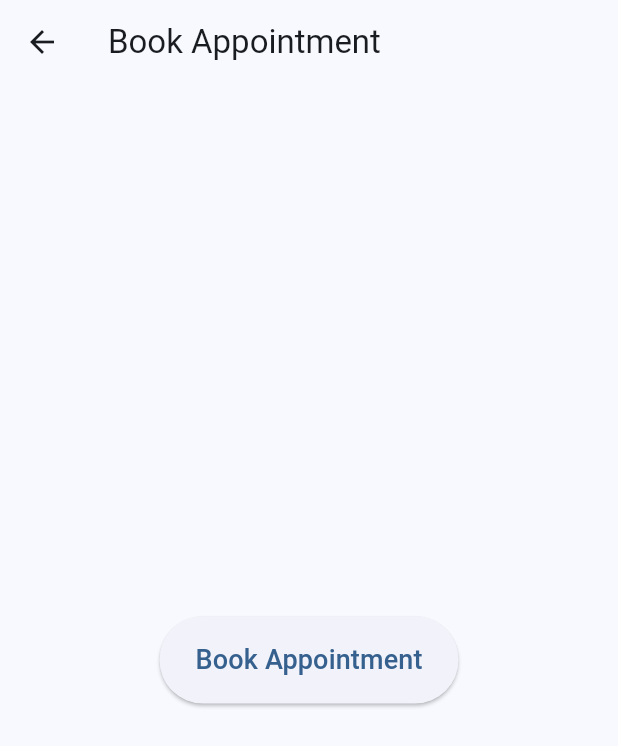
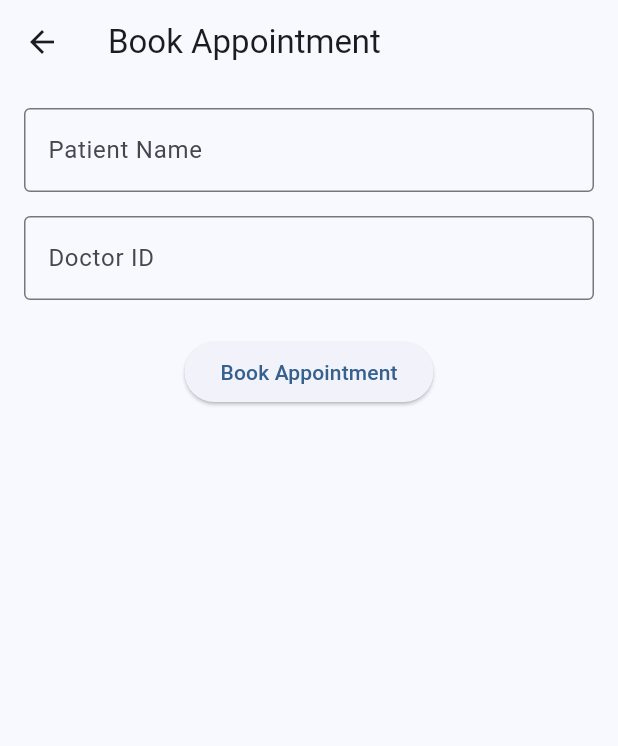
Before and after one commit to ladkemonika/telemedicine_kiosk, a Flutter app: the HomeScreen screen opened directly, after a tap on "Book Appointment", on a phone screen of 412 x 824 dp. Shown: the top 746 px of the screen. Run offline on Flutter 3.47's test engine with Material 3 defaults, Android fonts, the phone set to English and light mode, and no system bars; our stand-ins replace firebase_core, firebase_database; accounts and stored records are empty.

Commit message:
commit 3

```diff
--- a/lib/screens/book_appointment_screen.dart
+++ b/lib/screens/book_appointment_screen.dart
@@ -2,14 +2,7 @@ import 'package:flutter/material.dart';
 import 'package:firebase_database/firebase_database.dart';
 
 class BookAppointmentScreen extends StatefulWidget {
-  final String patientName;
-  final String doctorId;
-
-  const BookAppointmentScreen({
-    super.key,
-    required this.patientName,
-    required this.doctorId,
-  });
+  const BookAppointmentScreen({super.key, required String patientName, required String doctorId});
 
   @override
   State<BookAppointmentScreen> createState() => _BookAppointmentScreenState();
@@ -19,31 +12,39 @@ class _BookAppointmentScreenState extends State<BookAppointmentScreen> {
   late DatabaseReference database;
   bool _isLoading = false;
 
+  final TextEditingController _patientController = TextEditingController();
+  final TextEditingController _doctorController = TextEditingController();
+
   @override
   void initState() {
     super.initState();
     database = FirebaseDatabase.instance.ref();
   }
 
-  /// Book appointment and update doctor status to online
   Future<void> bookAppointment() async {
+    if (_patientController.text.isEmpty || _doctorController.text.isEmpty) {
+      ScaffoldMessenger.of(context).showSnackBar(
+        const SnackBar(content: Text("Please enter patient name and doctor ID")),
+      );
+      return;
+    }
+
     setState(() => _isLoading = true);
 
     try {
-      // Save appointment
       await database.child('appointments').push().set({
-        'patient': widget.patientName,
-        'doctorId': widget.doctorId,
+        'patient': _patientController.text.trim(),
+        'doctorId': _doctorController.text.trim(),
         'time': DateTime.now().toIso8601String(),
         'status': 'booked',
       });
 
-      // Optionally mark doctor online after booking
-      await updateDoctorStatus(true);
-
       ScaffoldMessenger.of(context).showSnackBar(
         const SnackBar(content: Text("Appointment booked successfully!")),
       );
+
+      _patientController.clear();
+      _doctorController.clear();
     } catch (e) {
       ScaffoldMessenger.of(context).showSnackBar(
         SnackBar(content: Text("Failed to book appointment: $e")),
@@ -53,34 +54,37 @@ class _BookAppointmentScreenState extends State<BookAppointmentScreen> {
     }
   }
 
-  /// Update doctor's online status
-  Future<void> updateDoctorStatus(bool isOnline) async {
-    await database.child('doctor_status/online').set(isOnline);
-  }
-
   @override
   Widget build(BuildContext context) {
     return Scaffold(
       appBar: AppBar(title: const Text("Book Appointment")),
-      body: Center(
-        child: ElevatedButton(
-          onPressed: _isLoading ? null : bookAppointment,
-          style: ElevatedButton.styleFrom(
-            padding: const EdgeInsets.symmetric(horizontal: 24, vertical: 16),
-          ),
-          child: _isLoading
-              ? const SizedBox(
-            width: 20,
-            height: 20,
-            child: CircularProgressIndicator(
-              color: Colors.white,
-              strokeWidth: 2,
+      body: Padding(
+        padding: const EdgeInsets.all(16.0),
+        child: Column(
+          children: [
+            TextField(
+              controller: _patientController,
+              decoration: const InputDecoration(
+                labelText: "Patient Name",
+                border: OutlineInputBorder(),
+              ),
             ),
-          )
-              : const Text(
-            "Book Appointment",
-            style: TextStyle(fontSize: 18),
-          ),
+            const SizedBox(height: 16),
+            TextField(
+              controller: _doctorController,
+              decoration: const InputDecoration(
+                labelText: "Doctor ID",
+                border: OutlineInputBorder(),
+              ),
+            ),
+            const SizedBox(height: 24),
+            ElevatedButton(
+              onPressed: _isLoading ? null : bookAppointment,
+              child: _isLoading
+                  ? const CircularProgressIndicator(color: Colors.white)
+                  : const Text("Book Appointment"),
+            ),
+          ],
         ),
       ),
     );
--- a/lib/screens/home_screen.dart
+++ b/lib/screens/home_screen.dart
@@ -1,7 +1,6 @@
 import 'package:flutter/material.dart';
 import 'book_appointment_screen.dart';
 import 'doctor_status_screen.dart';
-// ✅ KioskChannel import
 import '../services/kiosk_channel.dart';
 
 class HomeScreen extends StatelessWidget {
@@ -31,16 +30,12 @@ class HomeScreen extends StatelessWidget {
           children: [
             ElevatedButton(
               onPressed: () {
-                // TODO: Replace with actual patient and doctor info
-                String patientName = "John Doe";
-                String doctorId = "doctor_001";
-
                 Navigator.push(
                   context,
                   MaterialPageRoute(
-                    builder: (context) => BookAppointmentScreen(
-                      patientName: patientName,
-                      doctorId: doctorId,
+                    builder: (context) => const BookAppointmentScreen(
+                      patientName: "John Doe", // 👈 Replace with dynamic input later
+                      doctorId: "Dr123",       // 👈 Replace with doctor selection later
                     ),
                   ),
                 );
```
